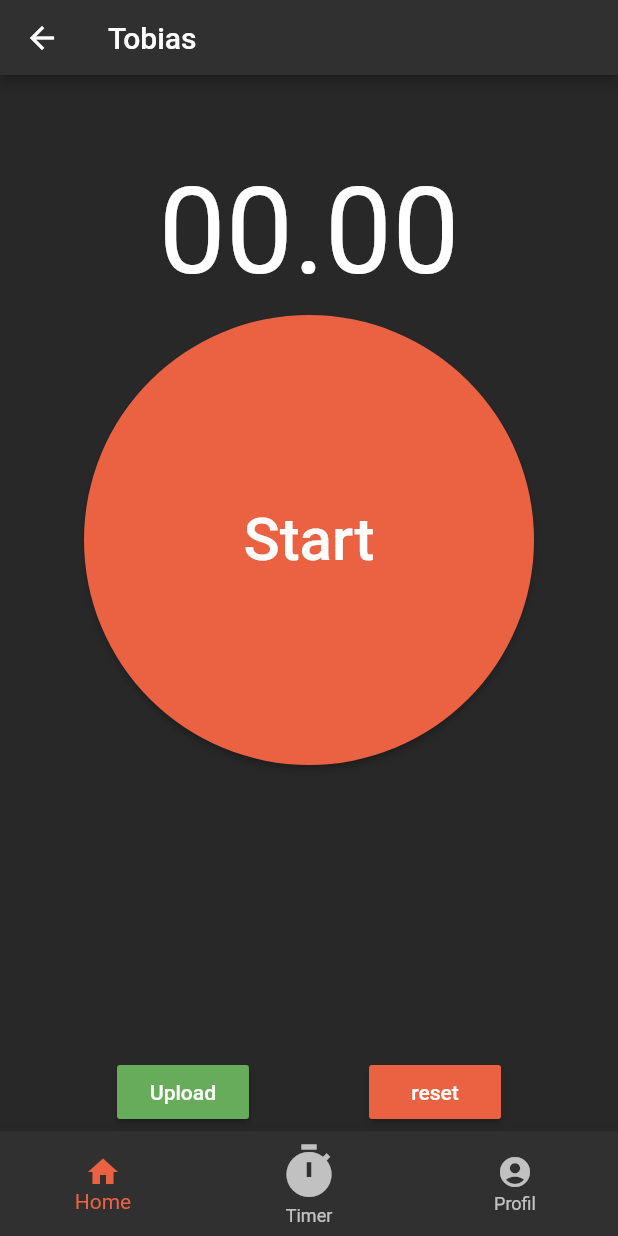
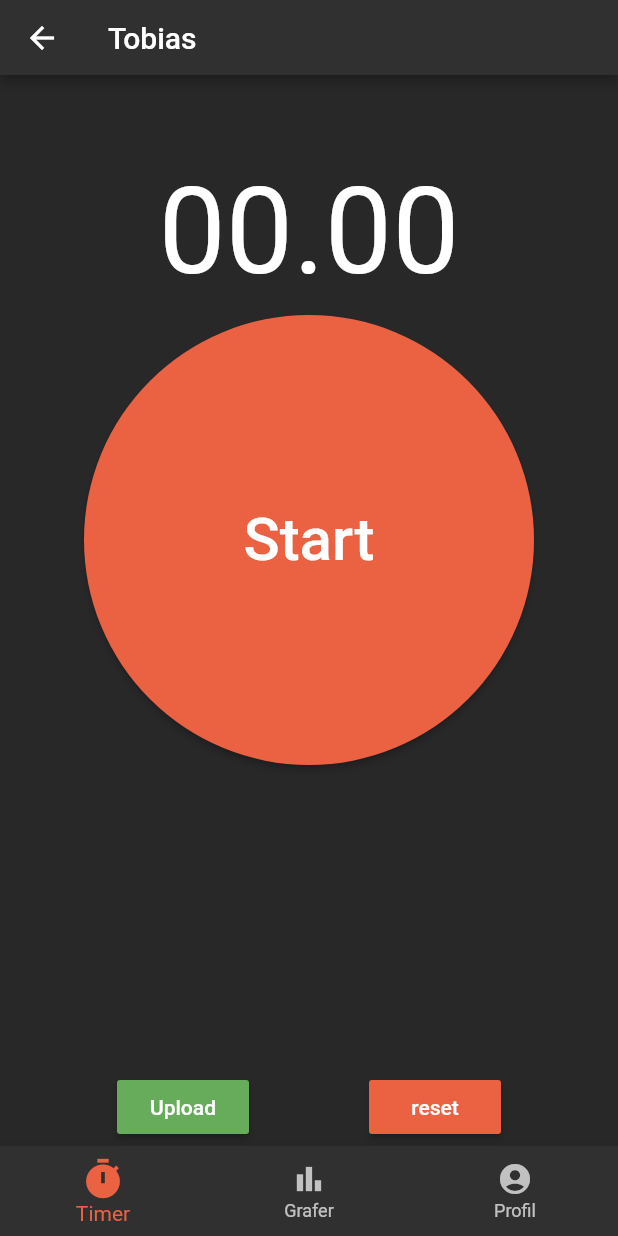
Before and after one commit to SportswatchApp/sportswatch--app, a Flutter app: the StopwatchScreen screen opened directly, on a phone screen of 412 x 824 dp. Run offline on Flutter 3.47's test engine with Material 2 defaults, Android fonts, the phone set to English and light mode, and no system bars; our stand-ins replace flutter_secure_storage, stop_watch_timer; accounts and stored records are empty; Roboto replaces fonts that are missing (Quicksand).

Commit message:
merged and made main scaffold

```diff
--- a/lib/screens/stopwatch.dart
+++ b/lib/screens/stopwatch.dart
@@ -19,6 +19,7 @@ class _StopwatchScreenState extends State<StopwatchScreen> {
   @override
   Widget build(BuildContext context) {
     return MainScaffold(
+      selectedIndex: 0,
       body: Center(
         child: Column(
           //mainAxisAlignment: MainAxisAlignment.start,
--- a/lib/widgets/scaffold/default.dart
+++ b/lib/widgets/scaffold/default.dart
@@ -2,15 +2,16 @@ import 'package:flutter/material.dart';
 import 'package:sportswatch/widgets/colors/default.dart';
 
 class MainScaffold extends StatelessWidget {
-  MainScaffold({this.body, this.onTap});
+  MainScaffold({this.body, this.onTap, this.selectedIndex});
 
   Widget body;
   final ValueChanged<int> onTap;
+  int selectedIndex;
 
 
   @override
   Widget build(BuildContext context) {
-    int _selectedIndex = 0;
+    int _selectedIndex = this.selectedIndex;
     return Scaffold(
       appBar: PreferredSize(
         preferredSize: Size.fromHeight(50),
@@ -32,16 +33,19 @@ class MainScaffold extends StatelessWidget {
       bottomNavigationBar: BottomNavigationBar(
         items: const <BottomNavigationBarItem>[
           BottomNavigationBarItem(
-            icon: Icon(Icons.home),
-            label: 'Home',
+            icon: Icon(Icons.timer),
+            label: 'Timer',
+            activeIcon: Icon(Icons.timer, size: 30)
           ),
           BottomNavigationBarItem(
-            icon: Icon(Icons.timer, size: 40),
-            label: 'Timer',
+            icon: Icon(Icons.bar_chart),
+            label: 'Grafer',
+            activeIcon: Icon(Icons.bar_chart)
           ),
           BottomNavigationBarItem(
             icon: Icon(Icons.account_circle),
             label: 'Profil',
+            activeIcon: Icon(Icons.account_circle)
           ),
         ],
         currentIndex: _selectedIndex,
```
